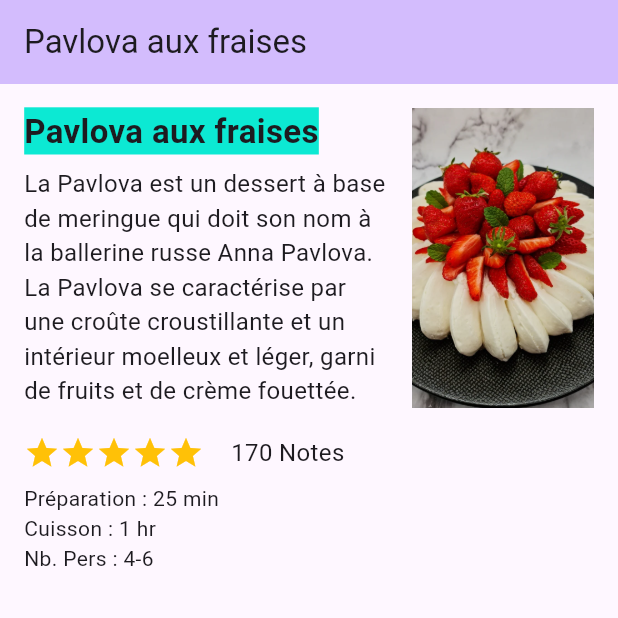
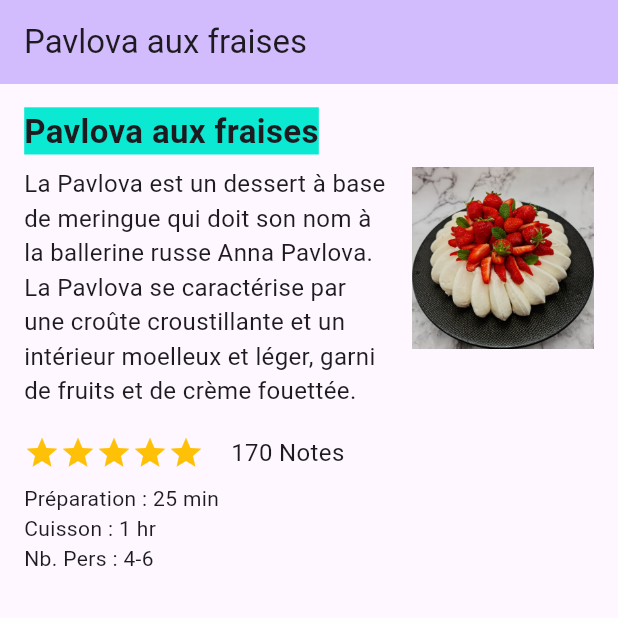
Before and after one commit to rizzitom/flutter_app, a Flutter app: the screen it shows after launch, on a phone screen of 412 x 824 dp, the top half of it. Run offline on Flutter 3.47's test engine with Material 3 defaults, Android fonts, the phone set to English and light mode, and no system bars.

Commit message:
boxfit suppr

```diff
--- a/lib/main.dart
+++ b/lib/main.dart
@@ -88,12 +88,11 @@ class _MyHomePageState extends State<MyHomePage> {
               'assets/images/pavlova.webp',
               width: 200,
               height: 200,
-              fit: BoxFit.cover,
                 ),
-            ),
-          ],
+              ),
+            ],
+          ),
         ),
-      ),
-    );
+      );
+    }
   }
-}
```
